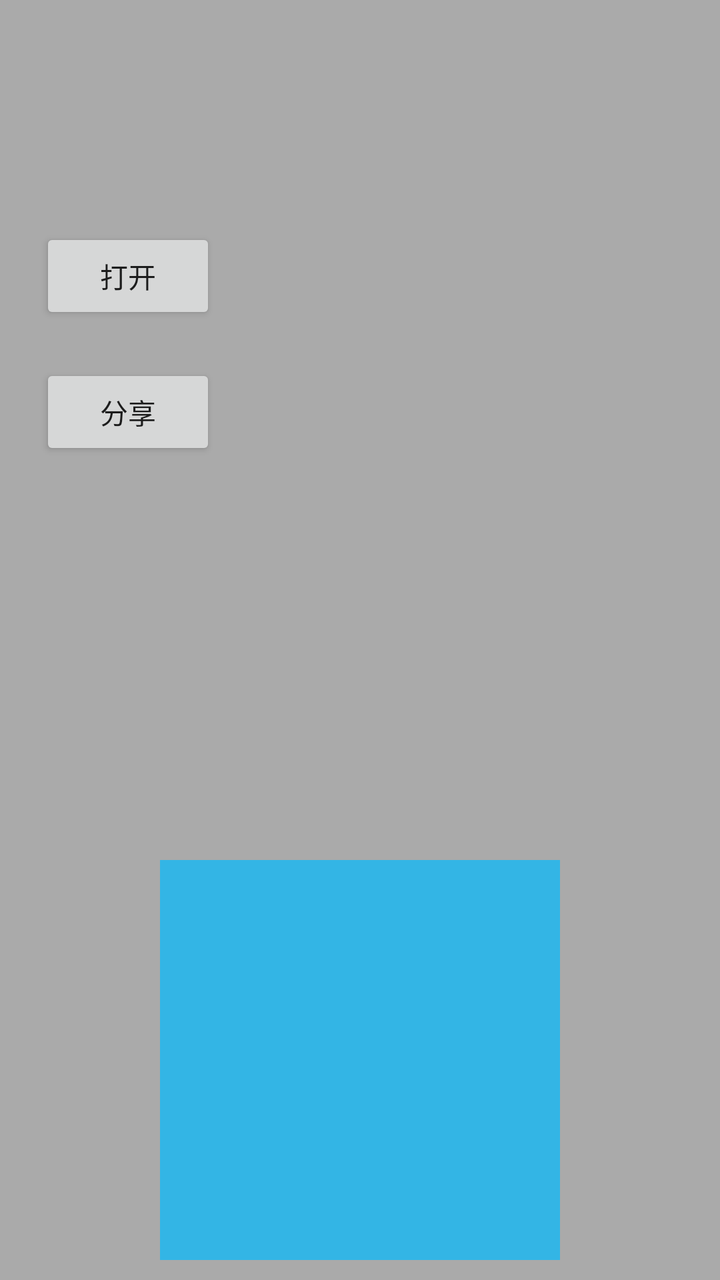
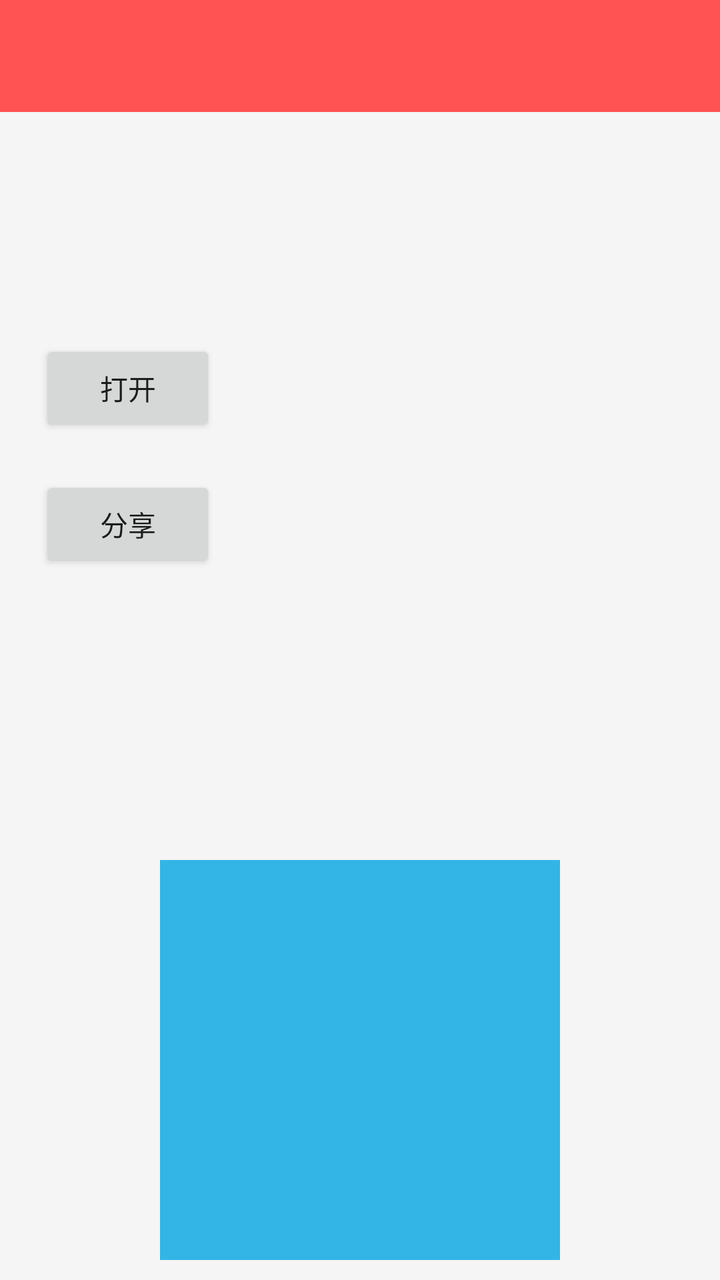

Screens rendered from an Android XML layout before and after an edit, with the pre-edit source and the edit as a unified diff.
<!-- AndroidManifest.xml: application theme AppTheme -->
<!-- res/layout/activity_about.xml -->
<?xml version="1.0" encoding="utf-8"?>
<androidx.constraintlayout.widget.ConstraintLayout
    xmlns:android="http://schemas.android.com/apk/res/android"
    android:layout_width="match_parent"
    android:layout_height="match_parent"
    android:fitsSystemWindows="true"
    xmlns:app="http://schemas.android.com/apk/res-auto"
    android:background="@color/darker_gray"
    >

    <TextView
        android:paddingTop="20dp"
        android:paddingLeft="20dp"
        android:id="@+id/tvVersion"
        android:layout_width="wrap_content"
        android:layout_height="wrap_content"
        app:layout_constraintTop_toTopOf="parent"
        app:layout_constraintLeft_toLeftOf="parent"
        android:textSize="20sp"
        />

    <TextView
        android:paddingTop="20dp"
        android:paddingLeft="20dp"
        android:id="@+id/tvUrl"
        android:layout_width="wrap_content"
        android:layout_height="wrap_content"
        app:layout_constraintTop_toBottomOf="@id/tvVersion"
        app:layout_constraintLeft_toLeftOf="parent"
        android:textSize="20sp"
        />

    <Button
        android:layout_marginTop="20dp"
        android:layout_marginLeft="20dp"
        android:id="@+id/btnOpen"
        android:text="@string/open"
        android:layout_width="wrap_content"
        android:layout_height="wrap_content"
        app:layout_constraintTop_toBottomOf="@id/tvUrl"
        app:layout_constraintLeft_toLeftOf="parent"
        />

    <Button
        android:layout_marginTop="20dp"
        android:layout_marginLeft="20dp"
        android:id="@+id/btnShare"
        android:text="@string/share"
        android:layout_width="wrap_content"
        android:layout_height="wrap_content"
        app:layout_constraintTop_toBottomOf="@id/btnOpen"
        app:layout_constraintLeft_toLeftOf="parent"
        />

    <androidx.constraintlayout.widget.ConstraintLayout
        android:id="@+id/clLayout"
        android:layout_width="600px"
        android:layout_height="600px"
        app:layout_constraintBottom_toBottomOf="parent"
        app:layout_constraintRight_toRightOf="parent"
        app:layout_constraintLeft_toLeftOf="parent"
        android:layout_marginBottom="10dp"
        android:background="@android:color/holo_blue_light"
        >

        <ImageView
            android:id="@+id/iamge2"
            android:layout_width="500px"
            android:layout_height="500px"
            app:layout_constraintTop_toTopOf="parent"
            app:layout_constraintRight_toRightOf="parent"
            app:layout_constraintLeft_toLeftOf="parent"
            app:layout_constraintBottom_toBottomOf="parent"
            />

    </androidx.constraintlayout.widget.ConstraintLayout>

    <ImageView
        android:id="@+id/iamge1"
        android:layout_width="500px"
        android:layout_height="500px"
        app:layout_constraintRight_toRightOf="parent"
        app:layout_constraintLeft_toLeftOf="parent"
        app:layout_constraintBottom_toTopOf="@id/clLayout"
        android:layout_marginBottom="10dp"
        />

</androidx.constraintlayout.widget.ConstraintLayout>
<!-- resources referenced by this layout -->
<resources>
  <color name="darker_gray">#aaa</color>
  <string name="open">打开</string>
  <string name="share">分享</string>
  <style name="AppTheme" parent="Theme.AppCompat.Light.NoActionBar">
          
          <item name="colorPrimary">@color/colorPrimary</item>
          <item name="colorPrimaryDark">@color/colorPrimaryDark</item>
          <item name="colorAccent">@color/colorAccent</item>
  
          
          <item name="android:textColorSecondary">@android:color/white</item>
  
          
          <item name="android:textAllCaps">false</item>
  
      </style>
  <color name="colorPrimary">#FF5252</color>
  <color name="colorPrimaryDark">#FF5252</color>
  <color name="colorAccent">#FF5252</color>
</resources>

<!-- the commit's change to res/layout/activity_about.xml (unified diff, before → after) -->
@@ -4,9 +4,17 @@
     android:layout_width="match_parent"
     android:layout_height="match_parent"
     android:fitsSystemWindows="true"
-    xmlns:app="http://schemas.android.com/apk/res-auto"
-    android:background="@color/darker_gray"
-    >
+    xmlns:app="http://schemas.android.com/apk/res-auto">
+
+    <androidx.appcompat.widget.Toolbar
+        android:id="@+id/toolbar"
+        app:popupTheme="@style/ToolbarPopupTheme"
+        android:layout_width="match_parent"
+        android:layout_height="wrap_content"
+        app:layout_constraintTop_toTopOf="parent"
+        app:titleTextColor="@android:color/white"
+        android:background="@color/colorAccent"
+        />
 
     <TextView
         android:paddingTop="20dp"
@@ -14,7 +22,7 @@
         android:id="@+id/tvVersion"
         android:layout_width="wrap_content"
         android:layout_height="wrap_content"
-        app:layout_constraintTop_toTopOf="parent"
+        app:layout_constraintTop_toBottomOf="@id/toolbar"
         app:layout_constraintLeft_toLeftOf="parent"
         android:textSize="20sp"
         />
<!-- resource entries referenced after the edit -->
@@ -1,8 +1,13 @@
 <!-- resources referenced by this layout -->
 <resources>
-  <color name="darker_gray">#aaa</color>
   <string name="open">打开</string>
   <string name="share">分享</string>
+  <style name="ToolbarPopupTheme" parent="Widget.AppCompat.Light.PopupMenu.Overflow">
+          <item name="overlapAnchor">false</item>  
+          <item name="android:colorBackground">@android:color/white</item>  
+          
+          <item name="android:textColorPrimary">@android:color/black</item>
+      </style>
   <style name="AppTheme" parent="Theme.AppCompat.Light.NoActionBar">
           
           <item name="colorPrimary">@color/colorPrimary</item>
@@ -15,9 +20,13 @@
           
           <item name="android:textAllCaps">false</item>
   
+          
+          <item name="android:windowBackground">@color/page_bg</item>
+  
       </style>
   <color name="colorPrimary">#FF5252</color>
   <color name="colorPrimaryDark">#FF5252</color>
+  <color name="page_bg">#FFF5F5F5</color>
   <color name="colorAccent">#FF5252</color>
 </resources>
 
